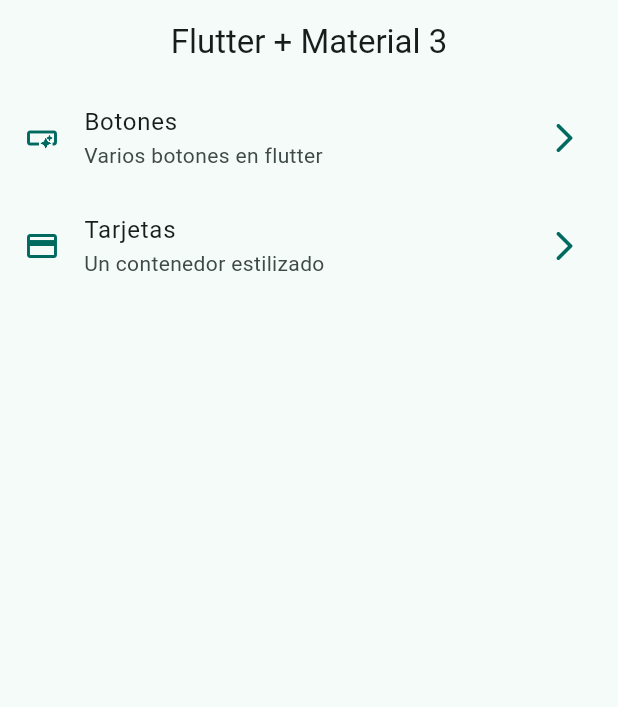
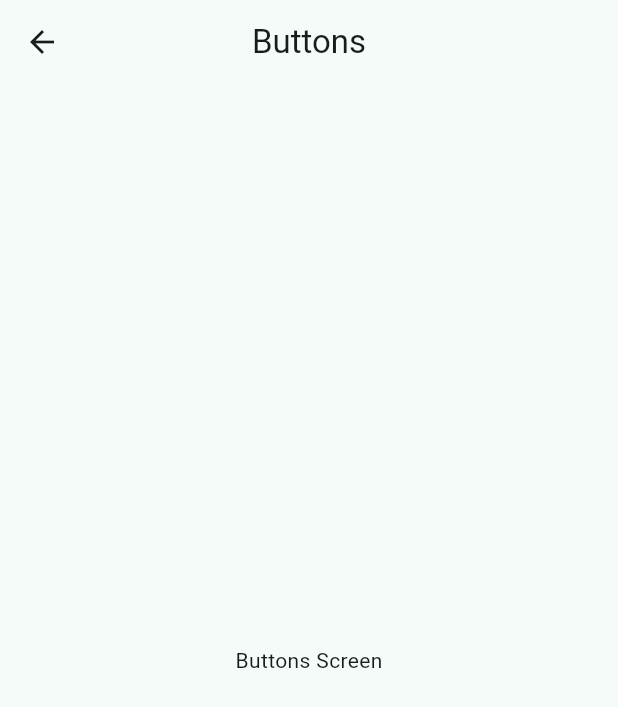
Before and after one commit to ManuViola77/widgets_app, a Flutter app: the screen it shows after launch, after a tap on "Botones", on a phone screen of 412 x 824 dp. Shown: the top 707 px of the screen. Run offline on Flutter 3.47's test engine with Material 3 defaults, Android fonts, the phone set to English and light mode, and no system bars.

```diff
--- a/lib/main.dart
+++ b/lib/main.dart
@@ -1,5 +1,7 @@
 import 'package:flutter/material.dart';
 import 'package:widgets_app/config/theme/app_theme.dart';
+import 'package:widgets_app/presentation/screens/buttons/buttons_screen.dart';
+import 'package:widgets_app/presentation/screens/cards/cards_screen.dart';
 import 'package:widgets_app/presentation/screens/home/home_screen.dart';
 
 void main() {
@@ -15,6 +17,10 @@ class MainApp extends StatelessWidget {
       debugShowCheckedModeBanner: false,
       theme: AppTheme(selectedColor: 1).getTheme(),
       home: Scaffold(body: Center(child: const HomeScreen())),
+      routes: {
+        '/buttons': (_) => ButtonsScreen(),
+        '/cards': (_) => CardsScreen(),
+      },
     );
   }
 }
--- a/lib/menu/menu_items.dart
+++ b/lib/menu/menu_items.dart
@@ -24,7 +24,7 @@ const appMenuItems = <MenuItem>[
   MenuItem(
     title: 'Tarjetas',
     subTitle: 'Un contenedor estilizado',
-    link: '/card',
+    link: '/cards',
     icon: Icons.credit_card,
   ),
 ];
--- /dev/null
+++ b/lib/presentation/screens/buttons/buttons_screen.dart
@@ -0,0 +1,13 @@
+import 'package:flutter/material.dart';
+
+class ButtonsScreen extends StatelessWidget {
+  const ButtonsScreen({super.key});
+
+  @override
+  Widget build(BuildContext context) {
+    return Scaffold(
+      appBar: AppBar(title: const Text('Buttons')),
+      body: Center(child: Text('Buttons Screen')),
+    );
+  }
+}
--- a/lib/presentation/screens/home/home_screen.dart
+++ b/lib/presentation/screens/home/home_screen.dart
@@ -1,5 +1,6 @@
 import 'package:flutter/material.dart';
 import 'package:widgets_app/menu/menu_items.dart';
+import 'package:widgets_app/presentation/screens/buttons/buttons_screen.dart';
 
 class HomeScreen extends StatelessWidget {
   const HomeScreen({super.key});
```
Also changed, not shown: lib/presentation/screens/cards/cards_screen.dart (added, +13 -0 lines).
